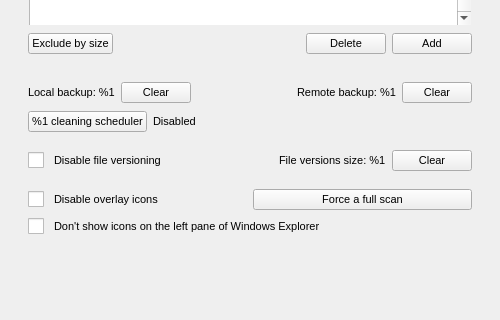
This is src/MEGASync/gui/linux/SettingsDialog.ui in meganz/MEGAsync as Qt 5 draws it before an edit; both pictures show x 0 to 500 and y 279 to 599 of the 500 by 685 pixel window. The edited form follows.
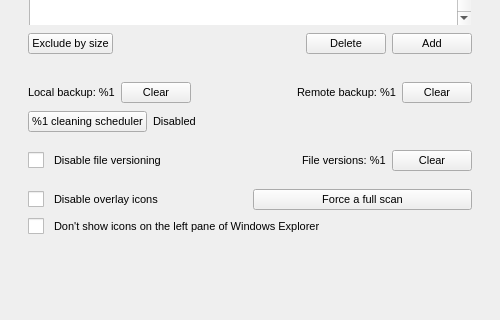
This is the edited form. Icons and pictures are not drawn.

Commit message: Update label string

Diff of the .ui file:
```diff
--- a/src/MEGASync/gui/linux/SettingsDialog.ui
+++ b/src/MEGASync/gui/linux/SettingsDialog.ui
@@ -3374,7 +3374,7 @@
           <item>
            <widget class="QLabel" name="label_3">
             <property name="text">
-             <string>File versions size: %1</string>
+             <string>File versions: %1</string>
             </property>
            </widget>
           </item>
```
The commit also changes 4 other files.
